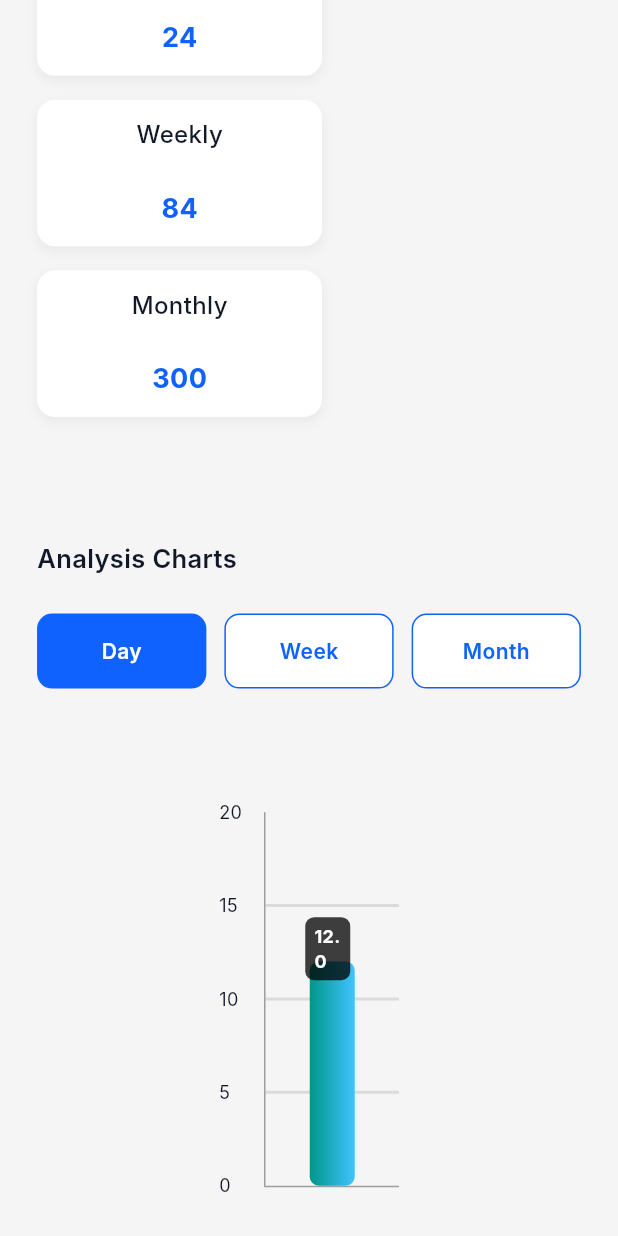
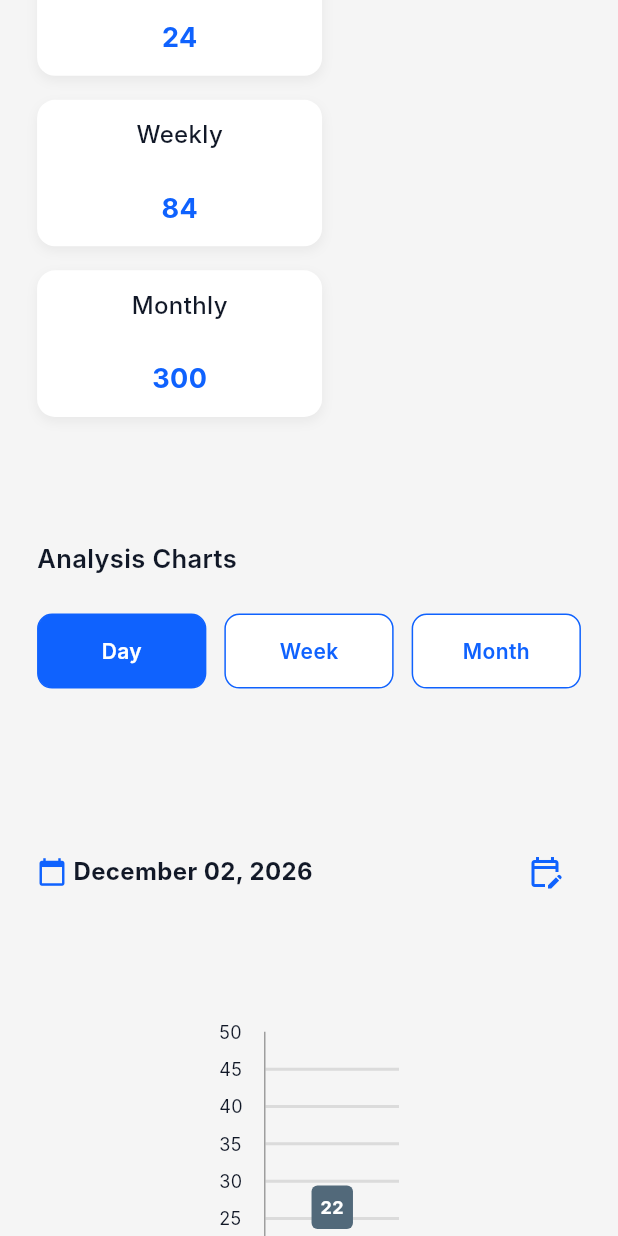
Before and after one commit to huzaifa-huzzi/Project_Lead, a Flutter app: the HomeScreen screen opened by its route, scrolled down 354 dp, on a phone screen of 412 x 824 dp. Run offline on Flutter 3.47's test engine with Material 3 defaults, Android fonts, the phone set to English and light mode, and no system bars; drawn by our look-alikes of fl_chart; our stand-ins replace flutter_feather_icons, get, loading_indicator; Roboto replaces fonts that are missing (Inter).

Commit message:
Month Charts implemented

```diff
--- a/lib/View/Home/HomeScreen.dart
+++ b/lib/View/Home/HomeScreen.dart
@@ -1,5 +1,6 @@
 import 'package:flutter/material.dart';
 import 'package:get/get.dart';
+import 'package:intl/intl.dart';
 import 'package:project_x/Resources/Colors/Colors.dart';
 import '../../Resources/Reusable Widgets/Sizing of Screen.dart';
 import '../../View_model/Controllers/HomeController..dart';
@@ -90,13 +91,148 @@ class HomeScreen extends StatelessWidget {
             Obx(() {
               switch (controller.selectedTab.value) {
                 case 0:
-                  return DayChart();
+                  return Column(
+                    crossAxisAlignment: CrossAxisAlignment.start,
+                    children: [
+                      SizedBox(height: 16),
+
+                      /// Date Selection Row
+                      Obx(() => Row(
+                        children: [
+                          Icon(Icons.calendar_today, size: 20, color: AppColors.primaryColor),
+                          SizedBox(width: SizingConfig.width(0.01)),
+                          Text(
+                            DateFormat('MMMM dd, yyyy').format(controller.selectedDate.value),
+                            style: TextStyle(
+                              fontWeight: FontWeight.bold,
+                              fontSize: 16,
+                              color: AppColors.textColor,
+                            ),
+                          ),
+                          Spacer(),
+                          IconButton(
+                            icon: Icon(Icons.edit_calendar_outlined, color: AppColors.primaryColor),
+                            onPressed: () => controller.pickDate(context),
+                          ),
+                        ],
+                      )),
+
+                      SizedBox(height: SizingConfig.height(0.1)),
+
+                      /// Show DayChart with form count of selected date
+                      Obx(() {
+                        final value = controller.getFormCountForSelectedDate().toDouble();
+                        return DayChart(barValue: value);
+                      }),
+                    ],
+                  );
+
                 case 1:
-                  return WeekChart();
+                  return Obx(() {
+                    final start = controller.selectedWeekStartDate.value;
+                    final end = controller.selectedWeekDates.last;
+
+                    final rangeText =
+                        "${DateFormat('dd MMM').format(start)} - ${DateFormat('dd MMM yyyy').format(end)}";
+
+                    return Column(
+                      crossAxisAlignment: CrossAxisAlignment.start,
+                      children: [
+                        /// Week Range Display
+                        Row(
+                          children: [
+                            const Icon(Icons.calendar_today, size: 20, color: AppColors.primaryColor),
+                            SizedBox(width: SizingConfig.width(0.02)),
+                            Text(
+                              rangeText,
+                              style: const TextStyle(
+                                fontWeight: FontWeight.bold,
+                                fontSize: 16,
+                                color: AppColors.textColor,
+                              ),
+                            ),
+                            const Spacer(),
+                            IconButton(
+                              icon: const Icon(Icons.edit_calendar_outlined, color: AppColors.primaryColor),
+                              onPressed: () => controller.pickWeekDate(context),
+                            ),
+                          ],
+                        ),
+
+                        /// Space before chart
+                        SizedBox(height: SizingConfig.height(0.05)),
+
+                        /// Week Chart with data and labels
+                        Obx(() => WeekChart(
+                          values: controller.getWeekFormCounts().map((e) => e.toDouble()).toList(),
+                          labels: controller.selectedWeekDates
+                              .map((d) => DateFormat('E').format(d))
+                              .toList(),
+                        )),
+                      ],
+                    );
+                  });
+
                 case 2:
-                  return MonthChart();
-                default:
-                  return const SizedBox.shrink();
+                  return Column(
+                    crossAxisAlignment: CrossAxisAlignment.start,
+                    children: [
+                      // Month Toggle and Year Picker Row
+                      Row(
+                        mainAxisAlignment: MainAxisAlignment.spaceBetween,
+                        children: [
+                          Obx(() => ToggleButtons(
+                            isSelected: [
+                              controller.isFirstHalf.value,
+                              !controller.isFirstHalf.value,
+                            ],
+                            onPressed: (index) {
+                              controller.toggleHalf(index == 0);
+                            },
+                            borderRadius: BorderRadius.circular(8),
+                            selectedColor: Colors.white,
+                            fillColor: AppColors.primaryColor,
+                            children: const [
+                              Padding(
+                                padding: EdgeInsets.symmetric(horizontal: 12),
+                                child: Text("Jan - Jun"),
+                              ),
+                              Padding(
+                                padding: EdgeInsets.symmetric(horizontal: 12),
+                                child: Text("Jul - Dec"),
+                              ),
+                            ],
+                          )),
+                          Obx(() => Row(
+                            children: [
+                              Text(
+                                "${controller.selectedYear.value}",
+                                style: TextStyle(fontSize: 16, color: AppColors.textColor),
+                              ),
+                              IconButton(
+                                icon: const Icon(Icons.calendar_today_outlined),
+                                onPressed: () => controller.pickYear(context),
+                              ),
+                            ],
+                          )),
+                        ],
+                      ),
+
+                      const SizedBox(height: 20),
+
+                      /// Chart with values based on toggle + year
+                      Obx(() {
+                        final isFirstHalf = controller.isFirstHalf.value;
+                        final values = controller.getHalfYearlyMonthlyData(isFirstHalf: isFirstHalf);
+                        final labels = controller.getHalfYearMonthLabels(isFirstHalf: isFirstHalf);
+                        return MonthChart(values: values, labels: labels);
+                      }),
+                    ],
+                  );
+
+
+
+                default:return const SizedBox.shrink();
               }
             }),
           ],
@@ -184,7 +320,8 @@ class HomeScreen extends StatelessWidget {
 /// Day chart
 
 class DayChart extends StatelessWidget {
-  final double barValue = 12;
+  final double barValue;
+  const DayChart({super.key, required this.barValue});
 
   @override
   Widget build(BuildContext context) {
@@ -192,12 +329,42 @@ class DayChart extends StatelessWidget {
       child: SizedBox(
         height: 250,
         width: 120,
-        child: Stack(
-          children: [
-            /// Bar Chart
-            BarChart(
+        child: BarChart(
           BarChartData(
-                maxY: 20,
+            maxY: 50,
+            barGroups: [
+              BarChartGroupData(
+                x: 0,
+                barRods: [
+                  BarChartRodData(
+                    toY: barValue,
+                    width: 30,
+                    borderRadius: BorderRadius.circular(6),
+                    gradient: const LinearGradient(
+                      colors: [Colors.teal, Colors.lightBlueAccent],
+                    ),
+                  ),
+                ],
+                showingTooltipIndicators: [0],
+              ),
+            ],
+            barTouchData: BarTouchData(
+              enabled: false,
+              touchTooltipData: BarTouchTooltipData(
+                tooltipPadding: const EdgeInsets.all(6),
+                tooltipMargin: 8,
+                getTooltipItem: (group, groupIndex, rod, rodIndex) {
+                  return BarTooltipItem(
+                    barValue.toStringAsFixed(0),
+                    const TextStyle(
+                      color: Colors.white,
+                      fontWeight: FontWeight.bold,
+                      fontSize: 12,
+                    ),
+                  );
+                },
+              ),
+            ),
             titlesData: FlTitlesData(
               leftTitles: AxisTitles(
                 sideTitles: SideTitles(
@@ -210,9 +377,9 @@ class DayChart extends StatelessWidget {
                   ),
                 ),
               ),
+              bottomTitles: AxisTitles(),
               rightTitles: AxisTitles(),
               topTitles: AxisTitles(),
-                  bottomTitles: AxisTitles(),
             ),
             gridData: FlGridData(
               show: true,
@@ -231,74 +398,25 @@ class DayChart extends StatelessWidget {
                 bottom: BorderSide(color: Colors.grey),
               ),
             ),
-                barGroups: [
-                  BarChartGroupData(
-                    x: 0,
-                    barRods: [
-                      BarChartRodData(
-                        toY: barValue,
-                        width: 30,
-                        borderRadius: BorderRadius.circular(6),
-                        gradient: const LinearGradient(
-                          colors: [Colors.teal, Colors.lightBlueAccent],
           ),
-                      ),
-                    ],
-                  ),
-                ],
-                barTouchData: BarTouchData(enabled: false),
-              ),
-            ),
-
-            /// Positioned label directly above the bar
-            Positioned(
-              top: _calculateTopPosition(barValue),
-              left: (155-40) /2,
-              child: Container(
-                width: 30,
-                alignment: Alignment.center,
-                child: Container(
-                  padding: const EdgeInsets.symmetric(horizontal: 6, vertical: 4),
-                  decoration: BoxDecoration(
-                    color: Colors.black.withOpacity(0.75),
-                    borderRadius: BorderRadius.circular(6),
-                  ),
-                  child: Text(
-                    '$barValue',
-                    style: const TextStyle(
-                      color: Colors.white,
-                      fontSize: 12,
-                      fontWeight: FontWeight.bold,
-                    ),
-                  ),
-                ),
-              ),
-            ),
-          ],
         ),
       ),
     );
   }
-
-  double _calculateTopPosition(double value) {
-    double chartHeight = 250;
-    double maxY = 20;
-    double tooltipHeight = 30;
-
-    return (chartHeight - (value / maxY * chartHeight)) - tooltipHeight;
-  }
 }
 
+
 /// Week Chart
+class WeekChart extends StatelessWidget {
+  final List<double> values;
+  final List<String> labels;
 
-class WeekChart extends StatelessWidget {
-  final List<double> values = [12, 18, 14, 10, 16, 12, 8];
-  final List<String> labels = ['Mon', 'Tue', 'Wed', 'Thu', 'Fri', 'Sat', 'Sun'];
+  const WeekChart({super.key, required this.values, required this.labels});
 
   @override
   Widget build(BuildContext context) {
-    final double maxY = 25;
-    final double barWidth = 20;
+    final double maxY = (values.isNotEmpty) ? (values.reduce((a, b) => a > b ? a : b) + 5) : 10;
+    const double barWidth = 20;
 
     return Padding(
       padding: const EdgeInsets.symmetric(horizontal: 20),
@@ -310,8 +428,8 @@ class WeekChart extends StatelessWidget {
             barTouchData: BarTouchData(
               enabled: false,
               touchTooltipData: BarTouchTooltipData(
-                tooltipPadding: const EdgeInsets.symmetric(horizontal: 6, vertical: 4),
                 tooltipMargin: 8,
+                tooltipPadding: const EdgeInsets.all(6),
                 getTooltipItem: (group, groupIndex, rod, rodIndex) {
                   return BarTooltipItem(
                     values[groupIndex].toStringAsFixed(0),
@@ -323,7 +441,6 @@ class WeekChart extends StatelessWidget {
                   );
                 },
               ),
-              touchCallback: (event, response) {},
             ),
             gridData: FlGridData(
               show: true,
@@ -398,8 +515,14 @@ class WeekChart extends StatelessWidget {
 
 /// Month chart
 class MonthChart extends StatelessWidget {
-  final List<double> values = [60, 85, 70, 90];
-  final List<String> labels = ['W1', 'W2', 'W3', 'W4'];
+  final List<double> values;
+  final List<String> labels;
+
+  const MonthChart({
+    super.key,
+    required this.values,
+    required this.labels,
+  });
 
   @override
   Widget build(BuildContext context) {
@@ -429,7 +552,6 @@ class MonthChart extends StatelessWidget {
                   );
                 },
               ),
-              touchCallback: (_, __) {}, // Keeps tooltips working
             ),
             gridData: FlGridData(
               show: true,
@@ -443,8 +565,8 @@ class MonthChart extends StatelessWidget {
             borderData: FlBorderData(
               show: true,
               border: const Border(
-                left: BorderSide(color: Colors.grey, width: 1),
-                bottom: BorderSide(color: Colors.grey, width: 1),
+                left: BorderSide(color: Colors.grey),
+                bottom: BorderSide(color: Colors.grey),
               ),
             ),
             titlesData: FlTitlesData(
@@ -476,7 +598,7 @@ class MonthChart extends StatelessWidget {
             barGroups: List.generate(values.length, (index) {
               return BarChartGroupData(
                 x: index,
-                showingTooltipIndicators: [0], // Always show tooltip
+                showingTooltipIndicators: [0],
                 barRods: [
                   BarChartRodData(
                     toY: values[index],
--- a/pubspec.yaml
+++ b/pubspec.yaml
@@ -39,7 +39,7 @@ dependencies:
   intl_phone_field: ^3.2.0
   fl_chart: ^1.0.0
   flutter_feather_icons: ^2.0.0+1
-  charts_flutter: ^0.12.0
+  intl: ^0.20.2
 
 dev_dependencies:
   flutter_test:
```
Also changed, not shown: lib/View_model/Controllers/HomeController..dart (+149 -5 lines), pubspec.lock. Lines whose indentation alone changed are shown as unchanged.
